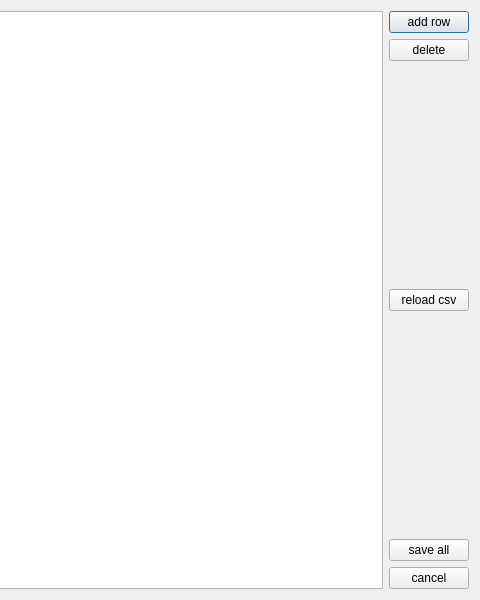
This is qt_ui/position_editor.ui in tpoy0099/option_calculator as Qt 5 draws it before an edit; both pictures show x 370 to 850 and y 0 to 600 of the 850 by 600 pixel window. The edited form follows.
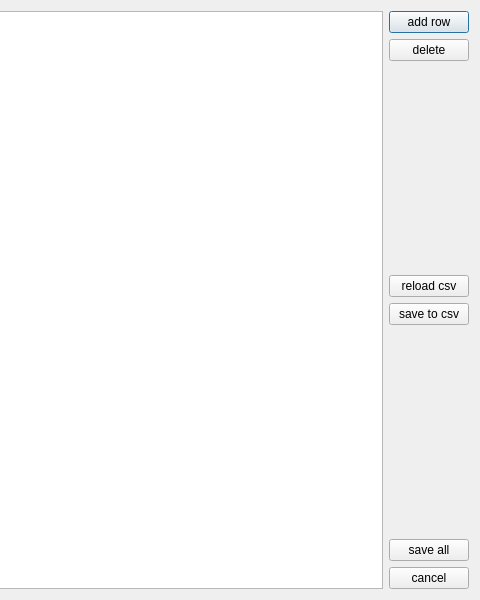
This is the edited form.

Commit message: version 0.0.2 界面少量改动,修改说明文件

```diff
--- a/qt_ui/position_editor.ui
+++ b/qt_ui/position_editor.ui
@@ -24,7 +24,7 @@
       </widget>
      </item>
      <item>
-      <layout class="QVBoxLayout" name="verticalLayout_2">
+      <layout class="QVBoxLayout" name="verticalLayout_4">
        <item>
         <layout class="QVBoxLayout" name="verticalLayout_3">
          <item>
@@ -60,11 +60,22 @@
         </spacer>
        </item>
        <item>
+        <layout class="QVBoxLayout" name="verticalLayout_2">
+         <item>
         <widget class="QPushButton" name="reload_button">
          <property name="text">
           <string>reload csv</string>
          </property>
         </widget>
+         </item>
+         <item>
+          <widget class="QPushButton" name="save_csv_button">
+           <property name="text">
+            <string>save to csv</string>
+           </property>
+          </widget>
+         </item>
+        </layout>
        </item>
        <item>
         <spacer name="verticalSpacer_2">
```
Lines whose indentation alone changed are shown as unchanged. The commit also changes 5 other files.
